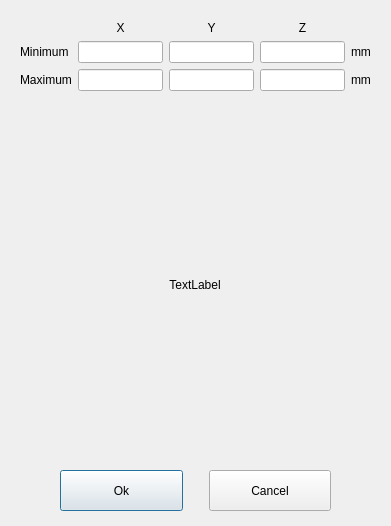
First picture: the form in boundaryvolumesettingform.ui, repository kongpro92/Synthetic-Particle-Image_Maker, before the edit.
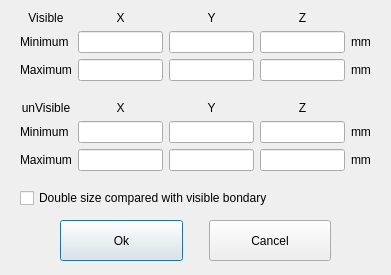
Second picture: the form after the edit.

What changed in the file:
```diff
--- a/boundaryvolumesettingform.ui
+++ b/boundaryvolumesettingform.ui
@@ -7,75 +7,33 @@
     <x>0</x>
     <y>0</y>
     <width>391</width>
-    <height>526</height>
+    <height>275</height>
    </rect>
   </property>
   <property name="windowTitle">
-   <string>Dialog</string>
+   <string>Boundary Setting</string>
+  </property>
+  <property name="styleSheet">
+   <string notr="true"/>
   </property>
   <widget class="QWidget" name="gridLayoutWidget">
    <property name="geometry">
     <rect>
      <x>20</x>
-     <y>20</y>
+     <y>10</y>
      <width>351</width>
      <height>71</height>
     </rect>
    </property>
    <layout class="QGridLayout" name="gridLayout">
-    <item row="0" column="1">
-     <widget class="QLabel" name="Xlabel">
-      <property name="text">
-       <string>X</string>
-      </property>
-      <property name="alignment">
-       <set>Qt::AlignCenter</set>
-      </property>
-     </widget>
-    </item>
-    <item row="2" column="3">
-     <widget class="QLineEdit" name="maxZlineEdit">
-      <property name="alignment">
-       <set>Qt::AlignRight|Qt::AlignTrailing|Qt::AlignVCenter</set>
-      </property>
-     </widget>
-    </item>
-    <item row="2" column="0">
-     <widget class="QLabel" name="Maximumlabel">
-      <property name="text">
-       <string>Maximum</string>
-      </property>
-     </widget>
-    </item>
-    <item row="1" column="2">
+    <item row="2" column="2">
      <widget class="QLineEdit" name="minYlineEdit">
       <property name="alignment">
        <set>Qt::AlignRight|Qt::AlignTrailing|Qt::AlignVCenter</set>
       </property>
      </widget>
     </item>
-    <item row="1" column="1">
-     <widget class="QLineEdit" name="minXlineEdit">
-      <property name="alignment">
-       <set>Qt::AlignRight|Qt::AlignTrailing|Qt::AlignVCenter</set>
-      </property>
-     </widget>
-    </item>
-    <item row="1" column="3">
-     <widget class="QLineEdit" name="minZlineEdit">
-      <property name="alignment">
-       <set>Qt::AlignRight|Qt::AlignTrailing|Qt::AlignVCenter</set>
-      </property>
-     </widget>
-    </item>
-    <item row="2" column="2">
-     <widget class="QLineEdit" name="maxYlineEdit">
-      <property name="alignment">
-       <set>Qt::AlignRight|Qt::AlignTrailing|Qt::AlignVCenter</set>
-      </property>
-     </widget>
-    </item>
-    <item row="0" column="2">
+    <item row="1" column="2">
      <widget class="QLabel" name="Ylabel">
       <property name="text">
        <string>Y</string>
@@ -85,73 +43,106 @@
       </property>
      </widget>
     </item>
-    <item row="1" column="0">
-     <widget class="QLabel" name="Minimumlabel">
+    <item row="3" column="4">
+     <widget class="QLabel" name="mm2label">
       <property name="text">
-       <string>Minimum</string>
-      </property>
-     </widget>
-    </item>
-    <item row="0" column="3">
-     <widget class="QLabel" name="Zlabel">
-      <property name="text">
-       <string>Z</string>
-      </property>
-      <property name="alignment">
-       <set>Qt::AlignCenter</set>
+       <string>mm</string>
       </property>
      </widget>
     </item>
     <item row="2" column="1">
+     <widget class="QLineEdit" name="minXlineEdit">
+      <property name="alignment">
+       <set>Qt::AlignRight|Qt::AlignTrailing|Qt::AlignVCenter</set>
+      </property>
+     </widget>
+    </item>
+    <item row="1" column="1">
+     <widget class="QLabel" name="Xlabel">
+      <property name="text">
+       <string>X</string>
+      </property>
+      <property name="alignment">
+       <set>Qt::AlignCenter</set>
+      </property>
+     </widget>
+    </item>
+    <item row="3" column="1">
      <widget class="QLineEdit" name="maxXlineEdit">
       <property name="alignment">
        <set>Qt::AlignRight|Qt::AlignTrailing|Qt::AlignVCenter</set>
       </property>
      </widget>
     </item>
-    <item row="1" column="4">
+    <item row="3" column="0">
+     <widget class="QLabel" name="Maximumlabel">
+      <property name="text">
+       <string>Maximum</string>
+      </property>
+     </widget>
+    </item>
+    <item row="1" column="3">
+     <widget class="QLabel" name="Zlabel">
+      <property name="text">
+       <string>Z</string>
+      </property>
+      <property name="alignment">
+       <set>Qt::AlignCenter</set>
+      </property>
+     </widget>
+    </item>
+    <item row="2" column="0">
+     <widget class="QLabel" name="Minimumlabel">
+      <property name="text">
+       <string>Minimum</string>
+      </property>
+     </widget>
+    </item>
+    <item row="2" column="4">
      <widget class="QLabel" name="mm1label">
       <property name="text">
        <string>mm</string>
       </property>
      </widget>
     </item>
-    <item row="2" column="4">
-     <widget class="QLabel" name="mm2label">
+    <item row="2" column="3">
+     <widget class="QLineEdit" name="minZlineEdit">
+      <property name="alignment">
+       <set>Qt::AlignRight|Qt::AlignTrailing|Qt::AlignVCenter</set>
+      </property>
+     </widget>
+    </item>
+    <item row="3" column="2">
+     <widget class="QLineEdit" name="maxYlineEdit">
+      <property name="alignment">
+       <set>Qt::AlignRight|Qt::AlignTrailing|Qt::AlignVCenter</set>
+      </property>
+     </widget>
+    </item>
+    <item row="3" column="3">
+     <widget class="QLineEdit" name="maxZlineEdit">
+      <property name="alignment">
+       <set>Qt::AlignRight|Qt::AlignTrailing|Qt::AlignVCenter</set>
+      </property>
+     </widget>
+    </item>
+    <item row="1" column="0">
+     <widget class="QLabel" name="Visiblelabel">
       <property name="text">
-       <string>mm</string>
+       <string>Visible</string>
+      </property>
+      <property name="alignment">
+       <set>Qt::AlignCenter</set>
       </property>
      </widget>
     </item>
    </layout>
   </widget>
-  <widget class="QLabel" name="Imagelabel">
-   <property name="geometry">
-    <rect>
-     <x>20</x>
-     <y>110</y>
-     <width>350</width>
-     <height>350</height>
-    </rect>
-   </property>
-   <property name="sizePolicy">
-    <sizepolicy hsizetype="Ignored" vsizetype="Ignored">
-     <horstretch>0</horstretch>
-     <verstretch>0</verstretch>
-    </sizepolicy>
-   </property>
-   <property name="text">
-    <string>TextLabel</string>
-   </property>
-   <property name="alignment">
-    <set>Qt::AlignCenter</set>
-   </property>
-  </widget>
   <widget class="QWidget" name="horizontalLayoutWidget">
    <property name="geometry">
     <rect>
      <x>20</x>
-     <y>470</y>
+     <y>220</y>
      <width>351</width>
      <height>41</height>
     </rect>
@@ -233,6 +224,144 @@
     </item>
    </layout>
   </widget>
+  <widget class="QWidget" name="gridLayoutWidget_2">
+   <property name="geometry">
+    <rect>
+     <x>20</x>
+     <y>100</y>
+     <width>351</width>
+     <height>71</height>
+    </rect>
+   </property>
+   <layout class="QGridLayout" name="gridLayout_2">
+    <item row="3" column="2">
+     <widget class="QLineEdit" name="maxYlineEdit_2">
+      <property name="alignment">
+       <set>Qt::AlignRight|Qt::AlignTrailing|Qt::AlignVCenter</set>
+      </property>
+     </widget>
+    </item>
+    <item row="1" column="1">
+     <widget class="QLabel" name="Xlabel_2">
+      <property name="text">
+       <string>X</string>
+      </property>
+      <property name="alignment">
+       <set>Qt::AlignCenter</set>
+      </property>
+     </widget>
+    </item>
+    <item row="2" column="1">
+     <widget class="QLineEdit" name="minXlineEdit_2">
+      <property name="alignment">
+       <set>Qt::AlignRight|Qt::AlignTrailing|Qt::AlignVCenter</set>
+      </property>
+     </widget>
+    </item>
+    <item row="1" column="3">
+     <widget class="QLabel" name="Zlabel_2">
+      <property name="text">
+       <string>Z</string>
+      </property>
+      <property name="alignment">
+       <set>Qt::AlignCenter</set>
+      </property>
+     </widget>
+    </item>
+    <item row="2" column="4">
+     <widget class="QLabel" name="mm1label_2">
+      <property name="text">
+       <string>mm</string>
+      </property>
+     </widget>
+    </item>
+    <item row="2" column="3">
+     <widget class="QLineEdit" name="minZlineEdit_2">
+      <property name="alignment">
+       <set>Qt::AlignRight|Qt::AlignTrailing|Qt::AlignVCenter</set>
+      </property>
+     </widget>
+    </item>
+    <item row="1" column="2">
+     <widget class="QLabel" name="Ylabel_2">
+      <property name="text">
+       <string>Y</string>
+      </property>
+      <property name="alignment">
+       <set>Qt::AlignCenter</set>
+      </property>
+     </widget>
+    </item>
+    <item row="3" column="0">
+     <widget class="QLabel" name="Maximumlabel_2">
+      <property name="text">
+       <string>Maximum</string>
+      </property>
+     </widget>
+    </item>
+    <item row="2" column="0">
+     <widget class="QLabel" name="Minimumlabel_2">
+      <property name="text">
+       <string>Minimum</string>
+      </property>
+     </widget>
+    </item>
+    <item row="3" column="1">
+     <widget class="QLineEdit" name="maxXlineEdit_2">
+      <property name="alignment">
+       <set>Qt::AlignRight|Qt::AlignTrailing|Qt::AlignVCenter</set>
+      </property>
+     </widget>
+    </item>
+    <item row="3" column="4">
+     <widget class="QLabel" name="mm2label_2">
+      <property name="text">
+       <string>mm</string>
+      </property>
+     </widget>
+    </item>
+    <item row="3" column="3">
+     <widget class="QLineEdit" name="maxZlineEdit_2">
+      <property name="alignment">
+       <set>Qt::AlignRight|Qt::AlignTrailing|Qt::AlignVCenter</set>
+      </property>
+     </widget>
+    </item>
+    <item row="2" column="2">
+     <widget class="QLineEdit" name="minYlineEdit_2">
+      <property name="alignment">
+       <set>Qt::AlignRight|Qt::AlignTrailing|Qt::AlignVCenter</set>
+      </property>
+     </widget>
+    </item>
+    <item row="1" column="0">
+     <widget class="QLabel" name="unVisiblelabel">
+      <property name="styleSheet">
+       <string notr="true"/>
+      </property>
+      <property name="text">
+       <string>unVisible</string>
+      </property>
+      <property name="alignment">
+       <set>Qt::AlignCenter</set>
+      </property>
+     </widget>
+    </item>
+   </layout>
+  </widget>
+  <widget class="QCheckBox" name="doublesizecheckbox">
+   <property name="geometry">
+    <rect>
+     <x>20</x>
+     <y>190</y>
+     <width>271</width>
+     <height>16</height>
+    </rect>
+   </property>
+   <property name="text">
+    <string>Double size compared with visible bondary</string>
+   </property>
+  </widget>
  </widget>
  <resources/>
  <connections/>
```
